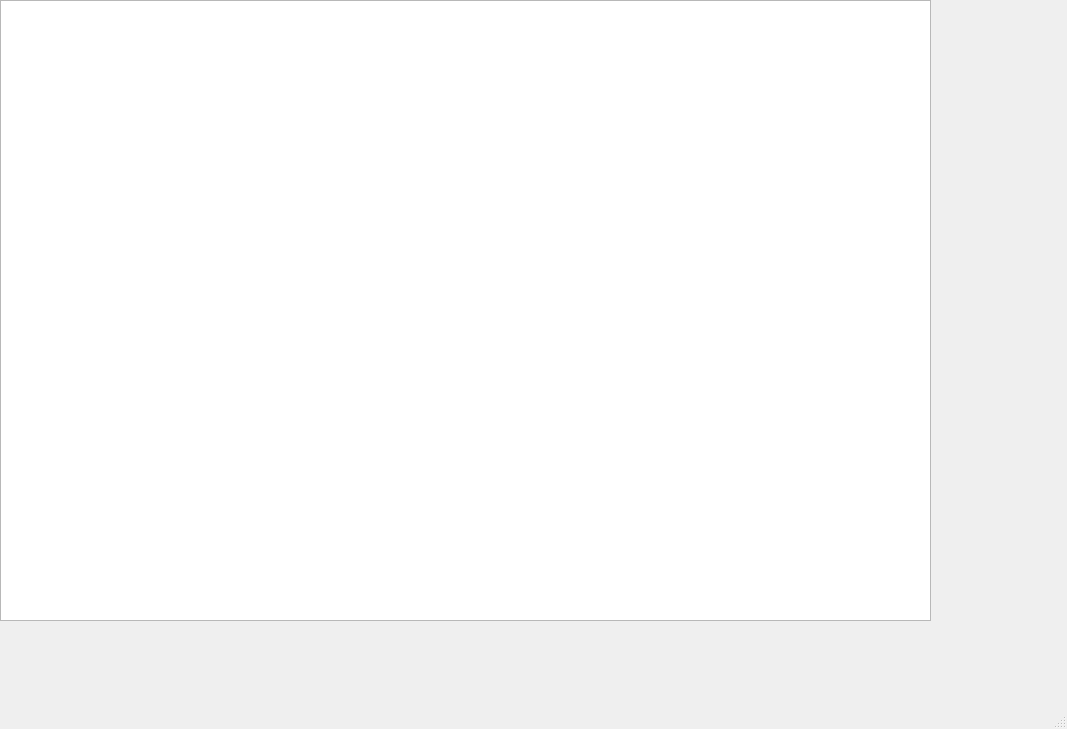
Before: the Qt Designer form mainwindow.ui in daniela0020/Theory-_B_Videojuego, drawn with Qt 5.
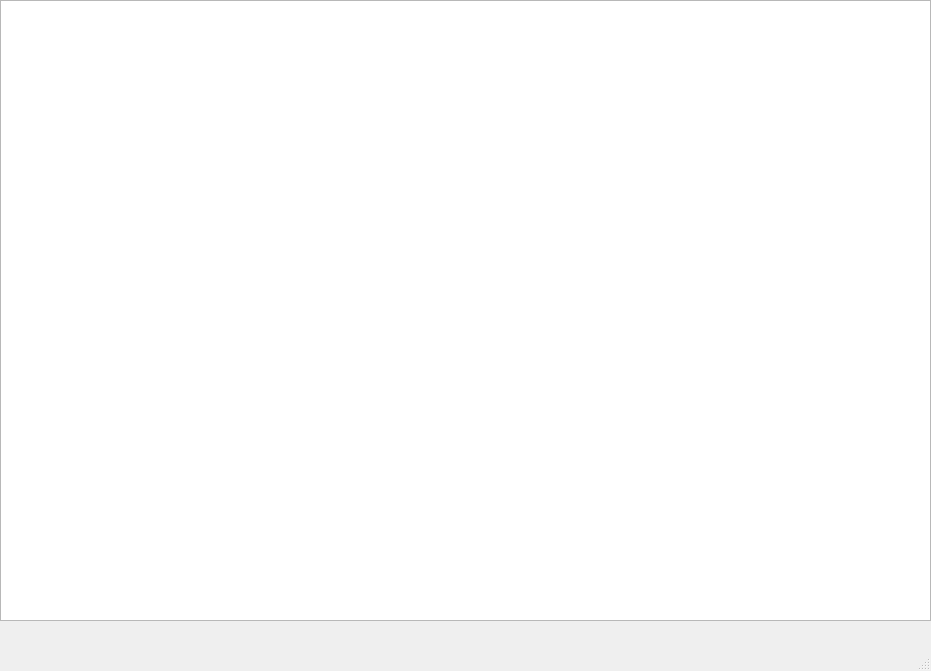
After: the same form once the commit is applied.

Patch:
```diff
--- a/mainwindow.ui
+++ b/mainwindow.ui
@@ -6,10 +6,8 @@
    <rect>
     <x>0</x>
     <y>0</y>
-
-    <width>1067</width>
-    <height>729</height>
-
+    <width>931</width>
+    <height>671</height>
    </rect>
   </property>
   <property name="windowTitle">
```
Left out of the diff: 6 changed lines with no effect on the pictures.
